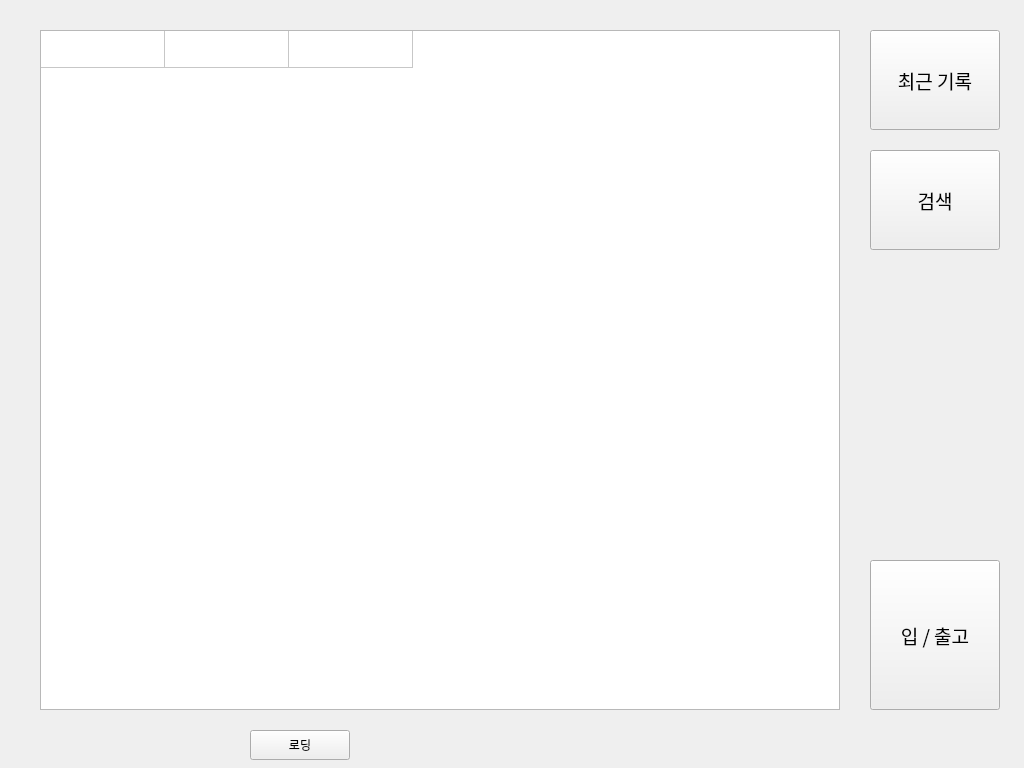
This is 재고관리/storage.ui in go4521304/storage as Qt 5 draws it before an edit. The edited form follows.
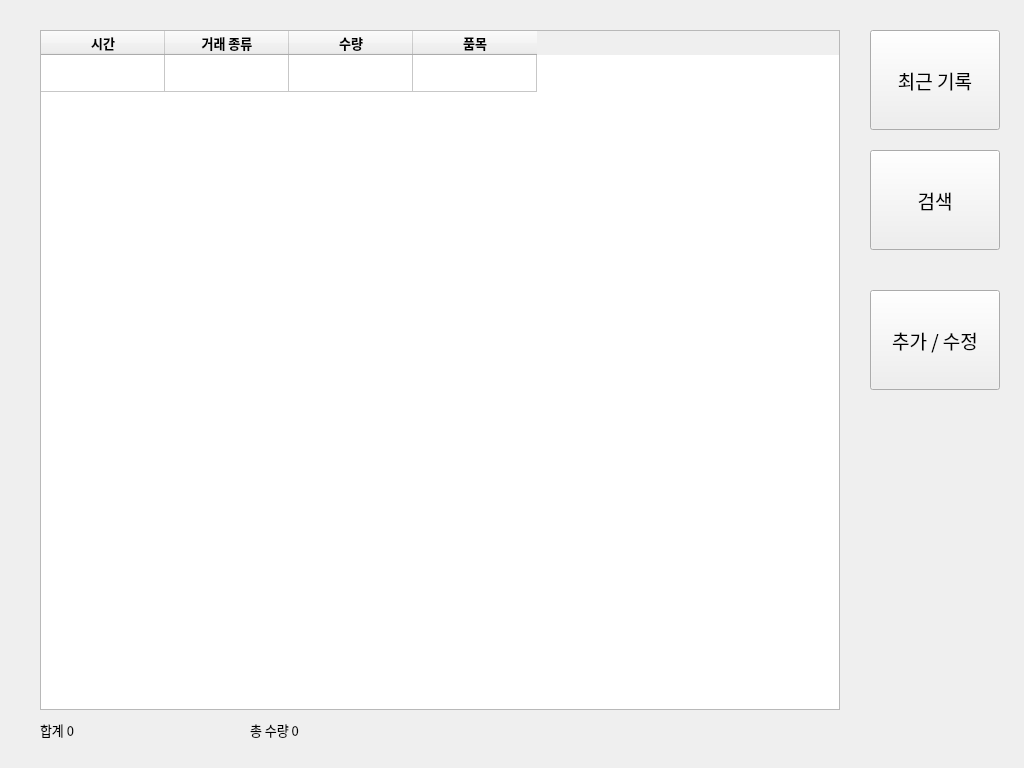
This is the edited form.

What changed in the file:
```diff
--- a/재고관리/storage.ui
+++ b/재고관리/storage.ui
@@ -94,10 +94,10 @@
       <number>1</number>
      </property>
      <property name="columnCount">
-      <number>3</number>
+      <number>4</number>
      </property>
      <attribute name="horizontalHeaderVisible">
-      <bool>false</bool>
+      <bool>true</bool>
      </attribute>
      <attribute name="horizontalHeaderCascadingSectionResizes">
       <bool>false</bool>
@@ -150,6 +150,22 @@
        <set>AlignCenter</set>
       </property>
      </column>
+     <column>
+      <property name="text">
+       <string>수량</string>
+      </property>
+      <property name="font">
+       <font>
+        <family>나눔고딕</family>
+        <pointsize>10</pointsize>
+        <weight>75</weight>
+        <bold>true</bold>
+       </font>
+      </property>
+      <property name="textAlignment">
+       <set>AlignCenter</set>
+      </property>
+     </column>
      <column>
       <property name="text">
        <string>품목</string>
@@ -170,22 +186,82 @@
       <property name="text">
        <string/>
       </property>
+      <property name="font">
+       <font>
+        <family>나눔고딕</family>
+       </font>
+      </property>
      </item>
+     <item row="0" column="1">
+      <property name="text">
+       <string/>
+      </property>
+      <property name="font">
+       <font>
+        <family>나눔고딕</family>
+       </font>
+      </property>
+     </item>
+     <item row="0" column="2">
+      <property name="text">
+       <string/>
+      </property>
+      <property name="font">
+       <font>
+        <family>나눔고딕</family>
+       </font>
+      </property>
+     </item>
+     <item row="0" column="3">
+      <property name="text">
+       <string/>
+      </property>
+      <property name="font">
+       <font>
+        <family>나눔고딕</family>
+       </font>
+      </property>
+     </item>
     </widget>
-    <widget class="QPushButton" name="QBtn_road">
+    <widget class="QLabel" name="QLabel_total">
+     <property name="geometry">
+      <rect>
+       <x>40</x>
+       <y>720</y>
+       <width>200</width>
+       <height>20</height>
+      </rect>
+     </property>
+     <property name="font">
+      <font>
+       <pointsize>10</pointsize>
+       <weight>50</weight>
+       <bold>false</bold>
+      </font>
+     </property>
+     <property name="text">
+      <string>합계 0</string>
+     </property>
+    </widget>
+    <widget class="QLabel" name="QLabel_totalNum">
      <property name="geometry">
       <rect>
        <x>250</x>
-       <y>730</y>
-       <width>100</width>
-       <height>30</height>
+       <y>720</y>
+       <width>200</width>
+       <height>20</height>
       </rect>
      </property>
+     <property name="font">
+      <font>
+       <pointsize>10</pointsize>
+      </font>
+     </property>
      <property name="text">
-      <string>로딩</string>
+      <string>총 수량 0</string>
      </property>
-     <property name="autoDefault">
-      <bool>false</bool>
+     <property name="alignment">
+      <set>Qt::AlignLeading|Qt::AlignLeft|Qt::AlignVCenter</set>
      </property>
     </widget>
    </widget>
@@ -243,7 +319,7 @@
       <string/>
      </property>
     </widget>
-    <widget class="QPushButton" name="QBtn_searchCls">
+    <widget class="QPushButton" name="QBtn_search">
      <property name="geometry">
       <rect>
        <x>40</x>
@@ -258,28 +334,31 @@
       </font>
      </property>
      <property name="text">
-      <string>지우기</string>
+      <string>검 색</string>
      </property>
      <property name="autoDefault">
       <bool>false</bool>
      </property>
     </widget>
-    <widget class="QPushButton" name="QBtn_warehousing">
+    <widget class="QPushButton" name="QBtn_quantity">
      <property name="geometry">
       <rect>
        <x>870</x>
-       <y>420</y>
+       <y>560</y>
        <width>130</width>
-       <height>100</height>
+       <height>150</height>
       </rect>
      </property>
      <property name="font">
       <font>
+       <family>나눔고딕</family>
        <pointsize>14</pointsize>
+       <weight>50</weight>
+       <bold>false</bold>
       </font>
      </property>
      <property name="text">
-      <string>추가 / 수정</string>
+      <string>입 / 출고</string>
      </property>
     </widget>
    </widget>
@@ -324,25 +403,22 @@
     <string>검색</string>
    </property>
   </widget>
-  <widget class="QPushButton" name="QBtn_quantity">
+  <widget class="QPushButton" name="QBtn_warehousing">
    <property name="geometry">
     <rect>
      <x>870</x>
-     <y>560</y>
+     <y>290</y>
      <width>130</width>
-     <height>150</height>
+     <height>100</height>
     </rect>
    </property>
    <property name="font">
     <font>
-     <family>나눔고딕</family>
      <pointsize>14</pointsize>
-     <weight>50</weight>
-     <bold>false</bold>
     </font>
    </property>
    <property name="text">
-    <string>입 / 출고</string>
+    <string>추가 / 수정</string>
    </property>
   </widget>
  </widget>
```
Left out of the diff: 3 changed lines with no effect on the pictures.
